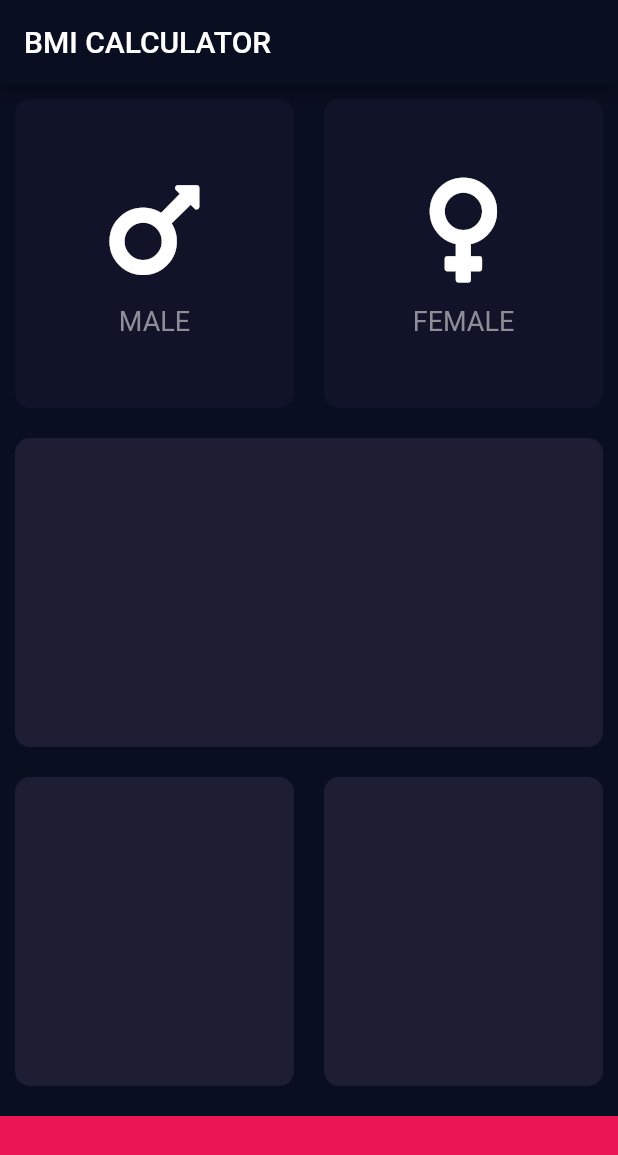
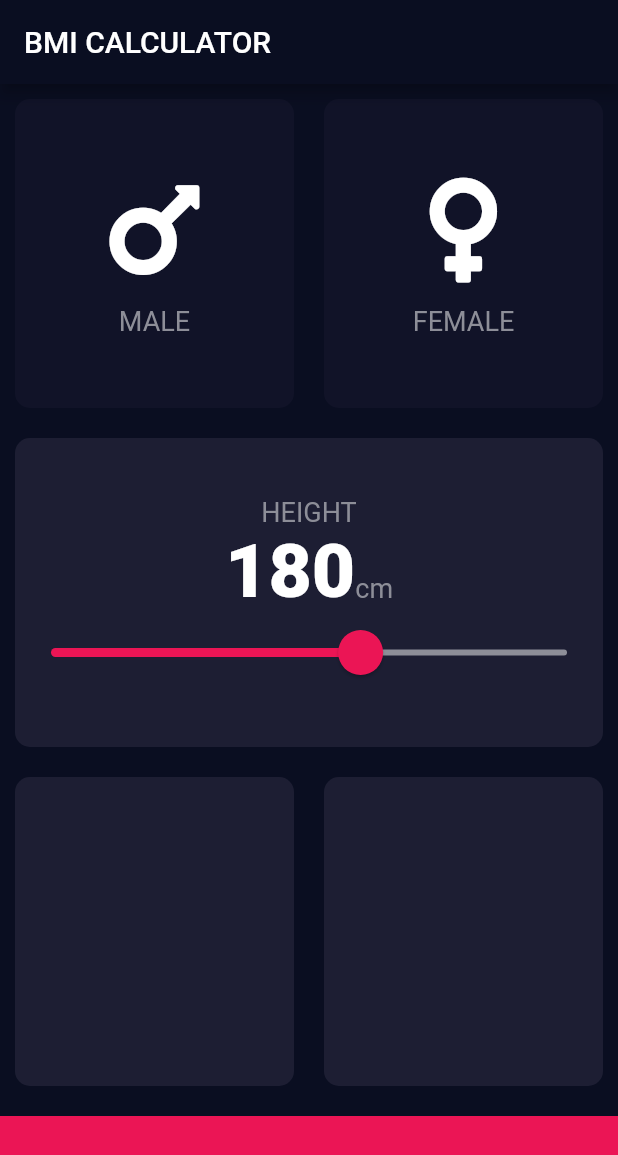
Before and after one commit to ezazulhaq/bmi_calculator_flutter, a Flutter app: the screen it shows after launch, on a phone screen of 412 x 824 dp. Shown: the top 1155 px of the screen. Run offline on Flutter 3.47's test engine with Material 2 defaults, Android fonts, the phone set to English and light mode, and no system bars; our stand-ins replace font_awesome_flutter.

Commit message:
Designing and counting Height Card

```diff
--- /dev/null
+++ b/lib/constants.dart
@@ -0,0 +1,21 @@
+import 'package:flutter/material.dart';
+
+const kButtomButtonHeight = 80.0;
+const kActiveCardColor = Color(0xFF1D1E33);
+const kInactiveCardColor = Color(0xFF111328);
+const kButtomContainerColor = Color(0xFFEB1555);
+const kMinHeight = 120.0;
+const kMaxHeight = 220.0;
+const kActiveSliderColor = Color(0xFFEB1555);
+const kInactiveSliderColor = Color(0xFF8D8E98);
+
+const kLableText = TextStyle(
+  fontSize: 18.0,
+  color: Color(0xFF8D8E98),
+);
+
+const kNumberText = TextStyle(
+  fontSize: 50.0,
+  fontWeight: FontWeight.w900,
+  color: Colors.white,
+);
--- a/lib/icon_content.dart
+++ b/lib/icon_content.dart
@@ -1,9 +1,5 @@
 import 'package:flutter/material.dart';
-
-const lableText = TextStyle(
-  fontSize: 18.0,
-  color: Color(0xFF8D8E98),
-);
+import 'constants.dart';
 
 class IconContent extends StatelessWidget {
   IconContent({this.icon, this.label});
@@ -26,7 +22,7 @@ class IconContent extends StatelessWidget {
         ),
         Text(
           label,
-          style: lableText,
+          style: kLableText,
         )
       ],
     );
--- a/lib/input_page.dart
+++ b/lib/input_page.dart
@@ -3,11 +3,7 @@ import 'package:font_awesome_flutter/font_awesome_flutter.dart';
 import 'icon_content.dart';
 import 'reusable_card.dart';
 import 'gender.dart';
-
-const buttomButtonHeight = 80.0;
-const activeCardColor = Color(0xFF1D1E33);
-const inactiveCardColor = Color(0xFF111328);
-const buttomContainerColor = Color(0xFFEB1555);
+import 'constants.dart';
 
 class InputPage extends StatefulWidget {
   @override
@@ -16,6 +12,7 @@ class InputPage extends StatefulWidget {
 
 class _InputPageState extends State<InputPage> {
   Gender selectedGender;
+  int height = 180;
 
   @override
   Widget build(BuildContext context) {
@@ -24,6 +21,7 @@ class _InputPageState extends State<InputPage> {
         title: Text('BMI CALCULATOR'),
       ),
       body: Column(
+        crossAxisAlignment: CrossAxisAlignment.stretch,
         children: <Widget>[
           Expanded(
             flex: 1,
@@ -38,8 +36,8 @@ class _InputPageState extends State<InputPage> {
                       });
                     },
                     colour: selectedGender == Gender.MALE
-                        ? activeCardColor
-                        : inactiveCardColor,
+                        ? kActiveCardColor
+                        : kInactiveCardColor,
                     childCard: IconContent(
                       icon: FontAwesomeIcons.mars,
                       label: 'MALE',
@@ -55,8 +53,8 @@ class _InputPageState extends State<InputPage> {
                       });
                     },
                     colour: selectedGender == Gender.FEMALE
-                        ? activeCardColor
-                        : inactiveCardColor,
+                        ? kActiveCardColor
+                        : kInactiveCardColor,
                     childCard: IconContent(
                       icon: FontAwesomeIcons.venus,
                       label: 'FEMALE',
@@ -69,7 +67,55 @@ class _InputPageState extends State<InputPage> {
           Expanded(
             flex: 1,
             child: ReusableCard(
-              colour: activeCardColor,
+              colour: kActiveCardColor,
+              childCard: Column(
+                mainAxisAlignment: MainAxisAlignment.center,
+                children: <Widget>[
+                  Text(
+                    'HEIGHT',
+                    style: kLableText,
+                  ),
+                  Row(
+                    mainAxisAlignment: MainAxisAlignment.center,
+                    crossAxisAlignment: CrossAxisAlignment.baseline,
+                    textBaseline: TextBaseline.alphabetic,
+                    children: <Widget>[
+                      Text(
+                        height.toString(),
+                        style: kNumberText,
+                      ),
+                      Text(
+                        'cm',
+                        style: kLableText,
+                      )
+                    ],
+                  ),
+                  SliderTheme(
+                    data: SliderTheme.of(context).copyWith(
+                      activeTrackColor: kActiveSliderColor,
+                      inactiveTrackColor: kInactiveSliderColor,
+                      overlayColor: Color(0x29EB1555),
+                      thumbColor: Color(0xFFEB1555),
+                      thumbShape: RoundSliderThumbShape(
+                        enabledThumbRadius: 15.0,
+                      ),
+                      overlayShape: RoundSliderOverlayShape(
+                        overlayRadius: 24.0,
+                      ),
+                    ),
+                    child: Slider(
+                      value: height.toDouble(),
+                      min: kMinHeight,
+                      max: kMaxHeight,
+                      onChanged: (double value) {
+                        setState(() {
+                          height = value.round();
+                        });
+                      },
+                    ),
+                  )
+                ],
+              ),
             ),
           ),
           Expanded(
@@ -79,21 +125,21 @@ class _InputPageState extends State<InputPage> {
                 Expanded(
                   flex: 1,
                   child: ReusableCard(
-                    colour: activeCardColor,
+                    colour: kActiveCardColor,
                   ),
                 ),
                 Expanded(
                   flex: 1,
                   child: ReusableCard(
-                    colour: activeCardColor,
+                    colour: kActiveCardColor,
                   ),
                 ),
               ],
             ),
           ),
           Container(
-            color: buttomContainerColor,
-            height: buttomButtonHeight,
+            color: kButtomContainerColor,
+            height: kButtomButtonHeight,
             margin: EdgeInsets.only(top: 10.0),
           )
         ],
```
